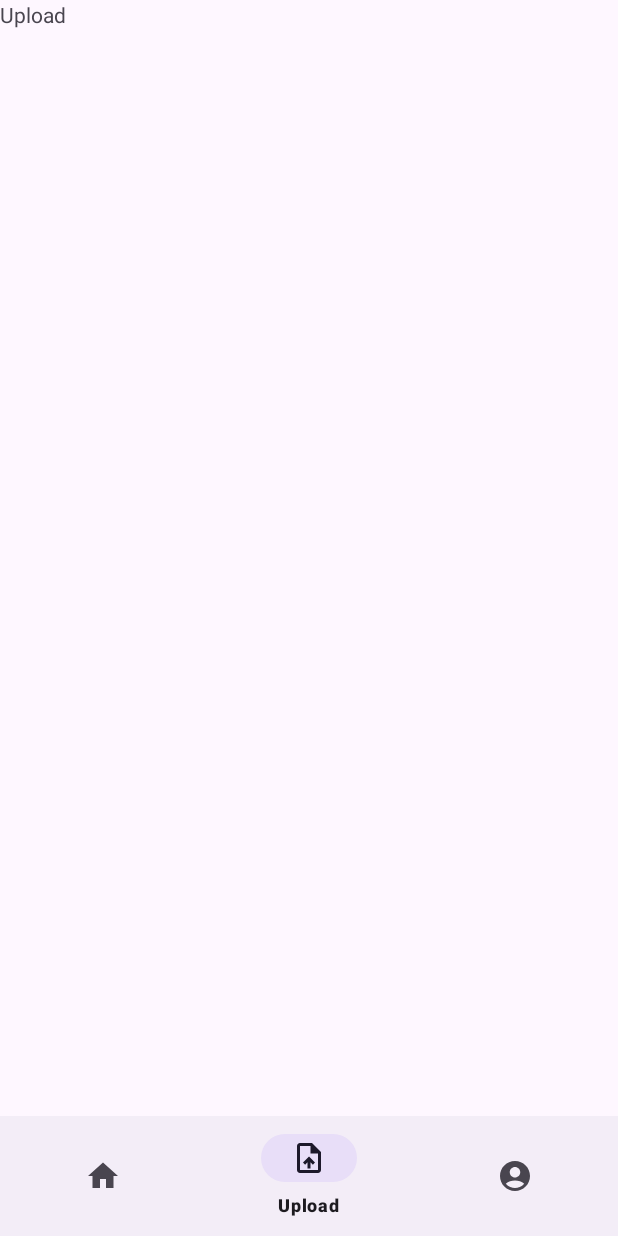
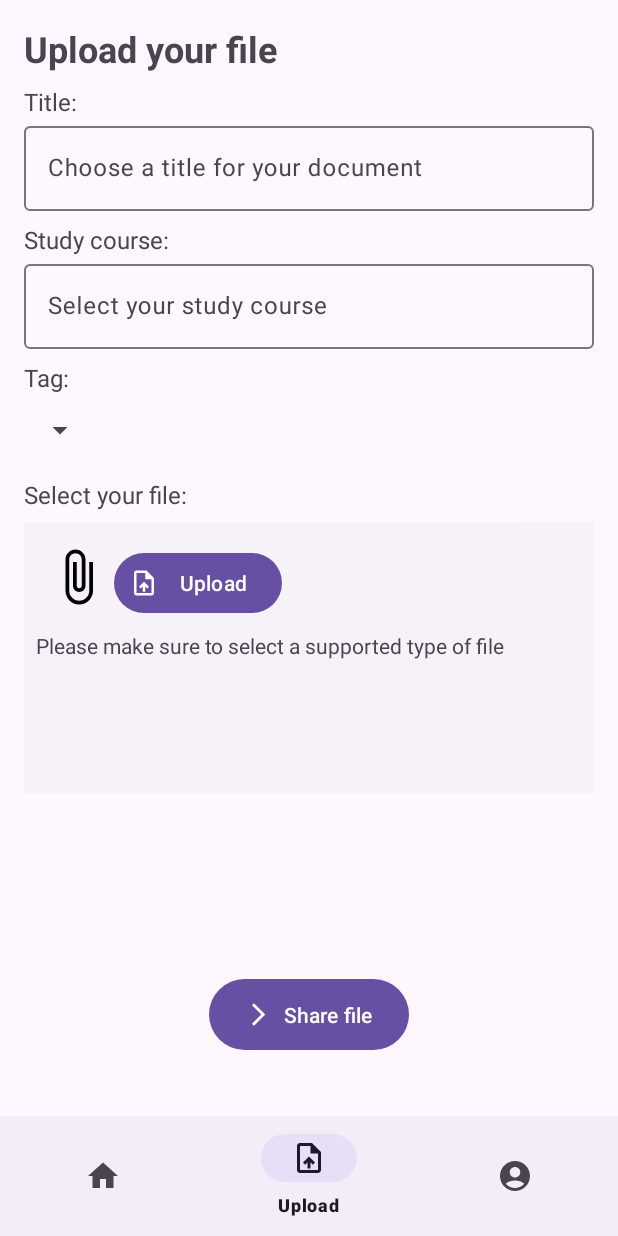
Before and after one commit to Persemat/09-UniFolder, an Android app: the UploadFragment screen opened through its navigation route, on a phone screen of 412 x 824 dp. Run offline under Robolectric (Android 15) with nearby library versions, the phone set to English and light mode, and no system bars; our stand-ins replace navigation-ui.

Commit message:
doc storage, upload fragment layout

```diff
--- a/app/build.gradle.kts
+++ b/app/build.gradle.kts
@@ -41,6 +41,7 @@ dependencies {
     implementation("com.google.firebase:firebase-auth")
     implementation("androidx.room:room-runtime:2.6.1")
     implementation("com.google.guava:guava:31.0.1-android")
+    implementation("com.google.firebase:firebase-storage:20.3.0")
     testImplementation("junit:junit:4.13.2")
     androidTestImplementation("androidx.test.ext:junit:1.1.5")
     androidTestImplementation("androidx.test.espresso:espresso-core:3.5.1")
--- a/app/src/main/java/com/example/unifolder/util/Costants.java
+++ b/app/src/main/java/com/example/unifolder/util/Costants.java
@@ -6,4 +6,7 @@ public class Costants {
     public static final String INVALID_CREDENTIALS_ERROR = "invalidCredentials";
     public static final String USER_COLLISION_ERROR = "userCollisionError";
     public static final String UNEXPECTED_ERROR = "unexpected_error";
+
+    // Dao db
+    public static final String DOCUMENTS_DATABASE_NAME = "documents_database";
 }
--- /dev/null
+++ b/app/src/main/res/drawable/baseline_arrow_forward_ios_24.xml
@@ -0,0 +1,5 @@
+<vector xmlns:android="http://schemas.android.com/apk/res/android" android:autoMirrored="true" android:height="24dp" android:tint="#000000" android:viewportHeight="24" android:viewportWidth="24" android:width="24dp">
+
+    <path android:fillColor="@android:color/white" android:pathData="M6.23,20.23l1.77,1.77l10,-10l-10,-10l-1.77,1.77l8.23,8.23z"/>
+
+</vector>
--- /dev/null
+++ b/app/src/main/res/drawable/baseline_attach_file_24.xml
@@ -0,0 +1,5 @@
+<vector xmlns:android="http://schemas.android.com/apk/res/android" android:height="24dp" android:tint="#000000" android:viewportHeight="24" android:viewportWidth="24" android:width="24dp">
+
+    <path android:fillColor="@android:color/white" android:pathData="M16.5,6v11.5c0,2.21 -1.79,4 -4,4s-4,-1.79 -4,-4V5c0,-1.38 1.12,-2.5 2.5,-2.5s2.5,1.12 2.5,2.5v10.5c0,0.55 -0.45,1 -1,1s-1,-0.45 -1,-1V6H10v9.5c0,1.38 1.12,2.5 2.5,2.5s2.5,-1.12 2.5,-2.5V5c0,-2.21 -1.79,-4 -4,-4S7,2.79 7,5v12.5c0,3.04 2.46,5.5 5.5,5.5s5.5,-2.46 5.5,-5.5V6h-1.5z"/>
+
+</vector>
--- a/app/src/main/res/layout/fragment_upload.xml
+++ b/app/src/main/res/layout/fragment_upload.xml
@@ -1,14 +1,140 @@
 <?xml version="1.0" encoding="utf-8"?>
-<FrameLayout xmlns:android="http://schemas.android.com/apk/res/android"
+<androidx.constraintlayout.widget.ConstraintLayout xmlns:android="http://schemas.android.com/apk/res/android"
     xmlns:tools="http://schemas.android.com/tools"
     android:layout_width="match_parent"
     android:layout_height="match_parent"
+    xmlns:app="http://schemas.android.com/apk/res-auto"
     tools:context=".UploadFragment">
 
-    <!-- TODO: Update blank fragment layout -->
     <TextView
-        android:layout_width="match_parent"
-        android:layout_height="match_parent"
-        android:text="@string/upload" />
+        android:id="@+id/upload_textView"
+        app:layout_constraintStart_toStartOf="parent"
+        app:layout_constraintTop_toTopOf="parent"
+        android:layout_margin="16dp"
+        android:textSize="24sp"
+        android:textStyle="bold"
+        android:layout_width="wrap_content"
+        android:layout_height="wrap_content"
+        android:text="@string/upload_title" />
 
-</FrameLayout>
+    <LinearLayout
+        android:id="@+id/form_layout"
+        android:layout_width="0dp"
+        android:layout_height="wrap_content"
+        app:layout_constraintStart_toStartOf="parent"
+        app:layout_constraintEnd_toEndOf="parent"
+        android:layout_marginTop="8dp"
+        android:layout_marginHorizontal="16dp"
+        app:layout_constraintTop_toBottomOf="@id/upload_textView"
+        android:orientation="vertical" >
+
+        <TextView
+            android:textSize="16sp"
+            android:layout_width="wrap_content"
+            android:layout_height="wrap_content"
+            android:text="@string/title" />
+
+        <com.google.android.material.textfield.TextInputLayout
+            android:id="@+id/title_textInput"
+            android:layout_width="match_parent"
+            android:layout_height="wrap_content">
+
+            <com.google.android.material.textfield.TextInputEditText
+                android:id="@+id/title_editText"
+                android:layout_width="match_parent"
+                android:layout_height="wrap_content"
+                android:hint="@string/choose_title" />
+        </com.google.android.material.textfield.TextInputLayout>
+
+        <TextView
+            android:layout_marginTop="8dp"
+            android:textSize="16sp"
+            android:layout_width="wrap_content"
+            android:layout_height="wrap_content"
+            android:text="@string/course" />
+
+        <com.google.android.material.textfield.TextInputLayout
+            android:id="@+id/course_textInput"
+            android:layout_width="match_parent"
+            android:layout_height="wrap_content">
+
+            <com.google.android.material.textfield.TextInputEditText
+                android:id="@+id/course_editText"
+                android:layout_width="match_parent"
+                android:layout_height="wrap_content"
+                android:hint="@string/choose_course" />
+        </com.google.android.material.textfield.TextInputLayout>
+
+        <TextView
+            android:layout_marginTop="8dp"
+            android:textSize="16sp"
+            android:layout_width="wrap_content"
+            android:layout_height="wrap_content"
+            android:text="@string/tag" />
+
+        <Spinner
+            android:id="@+id/tag_spinner"
+            android:layout_width="wrap_content"
+            android:layout_height="48dp" />
+
+        <TextView
+            android:layout_marginTop="8dp"
+            android:textSize="16sp"
+            android:layout_width="wrap_content"
+            android:layout_height="wrap_content"
+            android:text="@string/select_file" />
+
+        <androidx.cardview.widget.CardView
+            style="@style/Widget.Material3.CardView.Elevated"
+            android:layout_marginTop="8dp"
+            android:layout_width="match_parent"
+            android:layout_height="180dp" >
+
+            <androidx.constraintlayout.widget.ConstraintLayout
+                android:layout_width="match_parent"
+                android:layout_height="match_parent" >
+
+                <ImageView
+                    android:id="@+id/attach_imageView"
+                    android:src="@drawable/baseline_attach_file_24"
+                    android:layout_margin="16dp"
+                    app:layout_constraintTop_toTopOf="parent"
+                    app:layout_constraintStart_toStartOf="parent"
+                    android:layout_width="40dp"
+                    android:layout_height="40dp"
+                    android:contentDescription="icon" />
+
+                <Button
+                    android:id="@+id/upload_button"
+                    style="@style/Widget.Material3.Button.IconButton.Filled"
+                    app:layout_constraintStart_toEndOf="@id/attach_imageView"
+                    app:layout_constraintTop_toTopOf="parent"
+                    android:layout_marginVertical="16dp"
+                    android:layout_width="120dp"
+                    android:layout_height="wrap_content"
+                    android:text="@string/upload"
+                    app:icon="@drawable/baseline_upload_file_24" />
+
+                <TextView
+                    app:layout_constraintTop_toBottomOf="@id/upload_button"
+                    android:layout_margin="8dp"
+                    android:layout_width="match_parent"
+                    android:layout_height="wrap_content"
+                    android:text="@string/attach_file_description" />
+            </androidx.constraintlayout.widget.ConstraintLayout>
+        </androidx.cardview.widget.CardView>
+
+    </LinearLayout>
+
+    <Button
+        android:id="@+id/submit_button"
+        android:layout_width="wrap_content"
+        android:layout_height="55dp"
+        android:text="@string/share_file"
+        app:icon="@drawable/baseline_arrow_forward_ios_24"
+        app:layout_constraintBottom_toBottomOf="parent"
+        app:layout_constraintEnd_toEndOf="parent"
+        app:layout_constraintStart_toStartOf="parent"
+        app:layout_constraintTop_toBottomOf="@+id/form_layout" />
+
+</androidx.constraintlayout.widget.ConstraintLayout>
--- a/app/src/main/res/values/strings.xml
+++ b/app/src/main/res/values/strings.xml
@@ -15,5 +15,14 @@
     <string name="new_password">Create Password</string>
     <string name="already_have_account">Already have an account?</string>
     <string name="sign_up">Sign Up</string>
+    <string name="upload_title">Upload your file</string>
+    <string name="choose_title">Choose a title for your document</string>
+    <string name="choose_course">Select your study course</string>
+    <string name="title">Title:</string>
+    <string name="course">Study course:</string>
+    <string name="tag">Tag:</string>
+    <string name="select_file">Select your file:</string>
+    <string name="attach_file_description">Please make sure to select a supported type of file</string>
+    <string name="share_file">Share file</string>
 
 </resources>
```
Also changed, not shown: app/src/main/java/com/example/unifolder/DocumentDao.java (added, +15 -0 lines), app/src/main/java/com/example/unifolder/DocumentDatabase.java (added, +12 -0 lines), app/src/main/java/com/example/unifolder/DocumentLocalDataSource.java (added, +70 -0 lines), app/src/main/java/com/example/unifolder/DocumentsRemoteDataSource.java (+51 -0 lines), app/src/main/java/com/example/unifolder/LocalStorageManager.java (added, +25 -0 lines), 1 other file.
